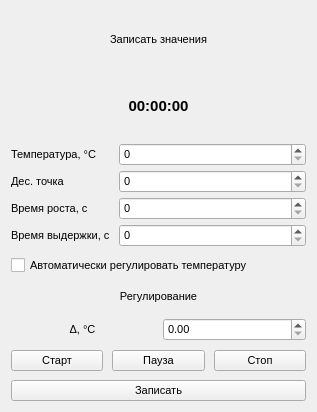
First picture: the form in src/ui/widgets/resource/control_panel/control_panel.ui, repository V0es/crystal-visor, before the edit.
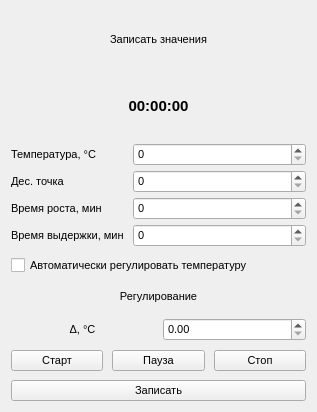
Second picture: the form after the edit.

```diff
--- a/src/ui/widgets/resource/control_panel/control_panel.ui
+++ b/src/ui/widgets/resource/control_panel/control_panel.ui
@@ -124,14 +124,14 @@
      <item row="2" column="0">
       <widget class="QLabel" name="new_raising_time_label">
        <property name="text">
-        <string>Время роста, с</string>
+        <string>Время роста, мин</string>
        </property>
       </widget>
      </item>
      <item row="3" column="0">
       <widget class="QLabel" name="new_holding_time_label">
        <property name="text">
-        <string>Время выдержки, с</string>
+        <string>Время выдержки, мин</string>
        </property>
       </widget>
      </item>
```
